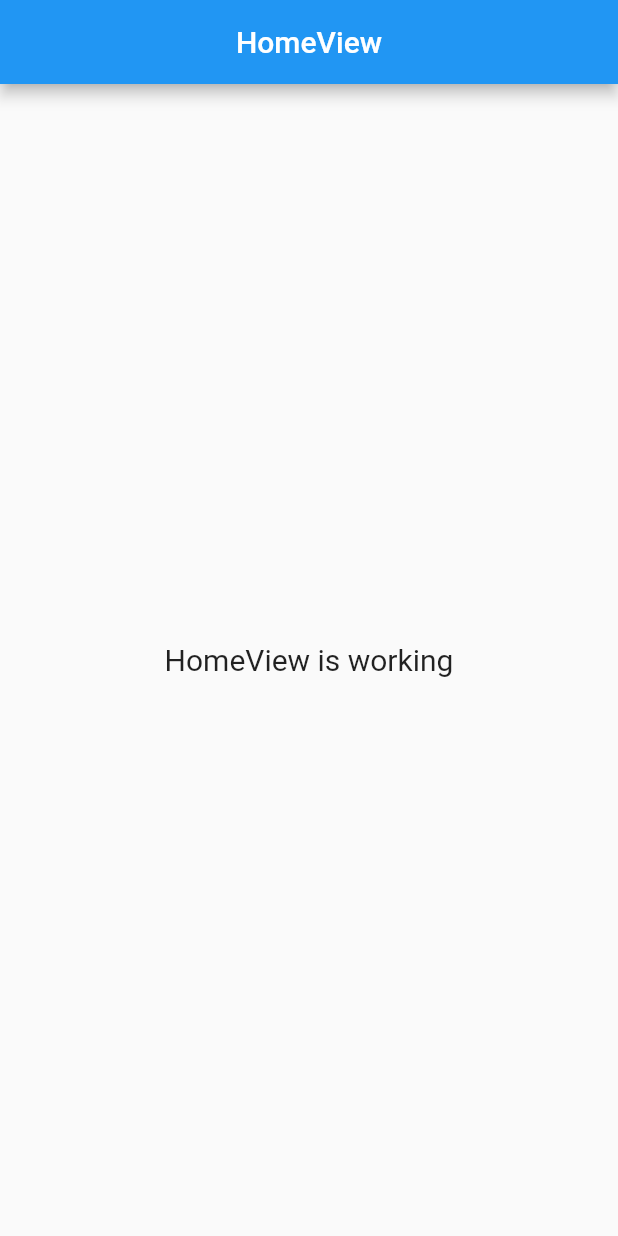
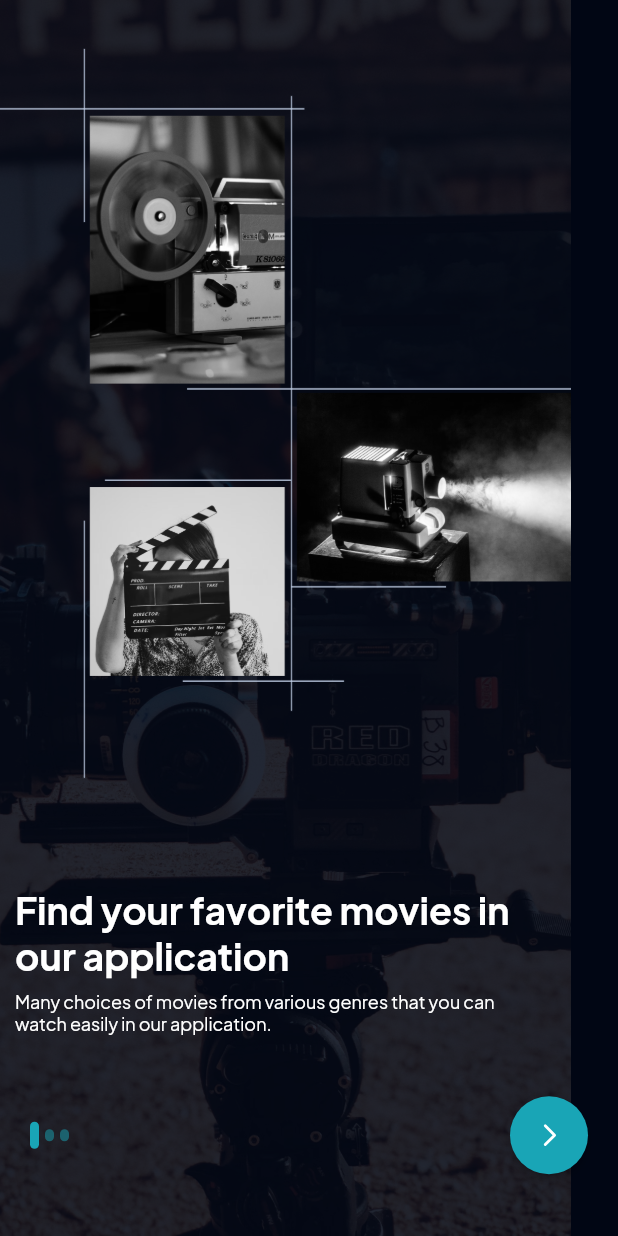
Before and after one commit to dnrpcode/flutter-movie-app, a Flutter app: the screen it shows after launch, on a phone screen of 412 x 824 dp. Run offline on Flutter 3.47's test engine with Material 2 defaults, Android fonts, the phone set to English and light mode, and no system bars; our stand-ins replace flutter_phosphor_icons, get.

Commit message:
add onboarding

```diff
--- /dev/null
+++ b/lib/app/helpers/size_config.dart
@@ -0,0 +1,27 @@
+import 'package:flutter/widgets.dart';
+
+class SizeConfig {
+  static late MediaQueryData _mediaQueryData;
+  static late double screenWidth;
+  static late double screenHeight;
+  static late double blockSizeHorizontal;
+  static late double blockSizeVertical;
+  static late double _safeAreaHorizontal;
+  static late double _safeAreaVertical;
+  static late double safeBlockHorizontal;
+  static late double safeBlockVertical;
+
+  void init(BuildContext context) {
+    _mediaQueryData = MediaQuery.of(context);
+    screenWidth = _mediaQueryData.size.width;
+    screenHeight = _mediaQueryData.size.height;
+    blockSizeHorizontal = screenWidth / 100;
+    blockSizeVertical = screenHeight / 100;
+    _safeAreaHorizontal =
+        _mediaQueryData.padding.left + _mediaQueryData.padding.right;
+    _safeAreaVertical =
+        _mediaQueryData.padding.top + _mediaQueryData.padding.bottom;
+    safeBlockHorizontal = (screenWidth - _safeAreaHorizontal) / 100;
+    safeBlockVertical = (screenHeight - _safeAreaVertical) / 100;
+  }
+}
--- a/lib/app/modules/home/views/home_view.dart
+++ b/lib/app/modules/home/views/home_view.dart
@@ -1,7 +1,5 @@
 import 'package:flutter/material.dart';
-
 import 'package:get/get.dart';
-
 import '../controllers/home_controller.dart';
 
 class HomeView extends GetView<HomeController> {
@@ -9,15 +7,13 @@ class HomeView extends GetView<HomeController> {
   @override
   Widget build(BuildContext context) {
     return Scaffold(
-      appBar: AppBar(
-        title: const Text('HomeView'),
-        centerTitle: true,
-      ),
-      body: const Center(
-        child: Text(
-          'HomeView is working',
-          style: TextStyle(fontSize: 20),
-        ),
+      // appBar: AppBar(
+      //   title: const Text('HomeView'),
+      //   centerTitle: true,
+      // ),
+      body: Center(
+        child: Text('Ini Home Page',
+            style: Theme.of(context).textTheme.headlineMedium),
       ),
     );
   }
--- /dev/null
+++ b/lib/app/modules/onboard/views/onboard_view.dart
@@ -0,0 +1,192 @@
+import 'package:flutter/material.dart';
+import 'package:get/get.dart';
+import 'package:flutter_phosphor_icons/flutter_phosphor_icons.dart';
+import 'package:movie_app/app/routes/app_pages.dart';
+import '../../../helpers/size_config.dart';
+
+class OnboardView extends StatefulWidget {
+  const OnboardView({Key? key}) : super(key: key);
+
+  @override
+  State<OnboardView> createState() => _OnboardViewState();
+}
+
+class _OnboardViewState extends State<OnboardView> {
+  late PageController _pageController;
+
+  int _pageIndex = 0;
+
+  @override
+  void initState() {
+    _pageController = PageController(initialPage: 0);
+    super.initState();
+  }
+
+  @override
+  void dispose() {
+    _pageController.dispose();
+    super.dispose();
+  }
+
+  @override
+  Widget build(BuildContext context) {
+    SizeConfig().init(context);
+    return Scaffold(
+      body: Stack(
+        children: [
+          PageView.builder(
+            itemCount: demoData.length,
+            controller: _pageController,
+            onPageChanged: (index) {
+              setState(() {
+                _pageIndex = index;
+              });
+            },
+            itemBuilder: (context, index) {
+              return OnboardingContent(
+                width: SizeConfig.screenWidth,
+                height: SizeConfig.screenHeight,
+                image: demoData[index].image,
+                title: demoData[index].title,
+                description: demoData[index].description,
+              );
+            },
+          ),
+          Positioned(
+            bottom: SizeConfig.screenHeight * 0.05,
+            width: SizeConfig.screenWidth,
+            child: Padding(
+              padding: const EdgeInsets.symmetric(horizontal: 20),
+              child: Row(
+                children: [
+                  // const DotIndicatior(),
+                  ...List.generate(
+                      demoData.length,
+                      (index) => Padding(
+                            padding: const EdgeInsets.only(right: 4),
+                            child: DotIndicatior(isActive: index == _pageIndex),
+                          )),
+                  const Spacer(),
+                  SizedBox(
+                    height: 52,
+                    width: 52,
+                    child: ElevatedButton(
+                      onPressed: () {
+                        if (_pageIndex < demoData.length - 1) {
+                          _pageController.nextPage(
+                              duration: const Duration(milliseconds: 300),
+                              curve: Curves.ease);
+                        } else {
+                          Get.toNamed(Routes.HOME);
+                        }
+                      },
+                      style: ElevatedButton.styleFrom(
+                          shape: const CircleBorder(),
+                          backgroundColor: Theme.of(context).primaryColor),
+                      child: const Icon(
+                        PhosphorIcons.caret_right_bold,
+                        size: 20,
+                      ),
+                    ),
+                  ),
+                ],
+              ),
+            ),
+          ),
+        ],
+      ),
+    );
+  }
+}
+
+class DotIndicatior extends StatelessWidget {
+  const DotIndicatior({
+    super.key,
+    this.isActive = false,
+  });
+
+  final bool isActive;
+
+  @override
+  Widget build(BuildContext context) {
+    return AnimatedContainer(
+      duration: const Duration(milliseconds: 300),
+      height: isActive ? 18 : 8,
+      width: 6,
+      decoration: BoxDecoration(
+        color: Theme.of(context).primaryColor.withOpacity(isActive ? 1 : 0.5),
+        borderRadius: const BorderRadius.all(Radius.circular(12)),
+      ),
+    );
+  }
+}
+
+class Onboard {
+  final String image, title, description;
+
+  Onboard({
+    required this.image,
+    required this.title,
+    required this.description,
+  });
+}
+
+final List<Onboard> demoData = [
+  Onboard(
+    image: 'assets/images/onboarding_one.png',
+    title: 'Find your favorite movies in our application',
+    description:
+        'Many choices of movies from various genres that you can watch easily in our application.',
+  ),
+  Onboard(
+    image: 'assets/images/onboarding_one.png',
+    title: 'Find your favohofsoiahdof dshaoifho application',
+    description: 'dfdsfhoih sdfoih lication.',
+  ),
+  Onboard(
+    image: 'assets/images/onboarding_one.png',
+    title: 'Find yourioho cation',
+    description: 'Many dfysai ily in our application.',
+  )
+];
+
+class OnboardingContent extends StatelessWidget {
+  const OnboardingContent({
+    super.key,
+    required this.width,
+    required this.height,
+    required this.image,
+    required this.title,
+    required this.description,
+  });
+
+  final double width, height;
+  final String image, title, description;
+
+  @override
+  Widget build(BuildContext context) {
+    return Stack(
+      children: [
+        Image.asset(image, fit: BoxFit.cover),
+        Positioned(
+          width: width - 40,
+          bottom: height * 0.15,
+          child: Container(
+            padding: const EdgeInsets.all(10),
+            child: Column(
+              crossAxisAlignment: CrossAxisAlignment.start,
+              children: [
+                Text(title, style: Theme.of(context).textTheme.headlineMedium
+                    // ?.copyWith(backgroundColor: Colors.amber),
+                    ),
+                const SizedBox(height: 8),
+                Text(description,
+                    style: Theme.of(context).textTheme.bodyMedium),
+              ],
+            ),
+          ),
+        )
+      ],
+    );
+  }
+}
--- a/lib/app/routes/app_routes.dart
+++ b/lib/app/routes/app_routes.dart
@@ -4,9 +4,11 @@ part of 'app_pages.dart';
 abstract class Routes {
   Routes._();
   static const HOME = _Paths.HOME;
+  static const ONBOARD = _Paths.ONBOARD;
 }
 
 abstract class _Paths {
   _Paths._();
   static const HOME = '/home';
+  static const ONBOARD = '/onboard';
 }
```
Also changed, not shown: lib/app/modules/onboard/bindings/onboard_binding.dart (added, +12 -0 lines), lib/app/modules/onboard/controllers/onboard_controller.dart (added, +23 -0 lines), lib/app/routes/app_pages.dart (+8 -1 lines), lib/main.dart (+12 -0 lines), pubspec.yaml (+12 -0 lines), assets/images/onboarding_one.png (added), fonts/PlusJakartaSans-Bold.ttf (added), fonts/PlusJakartaSans-Medium.ttf (added), fonts/PlusJakartaSans-Regular.ttf (added), pubspec.lock.
